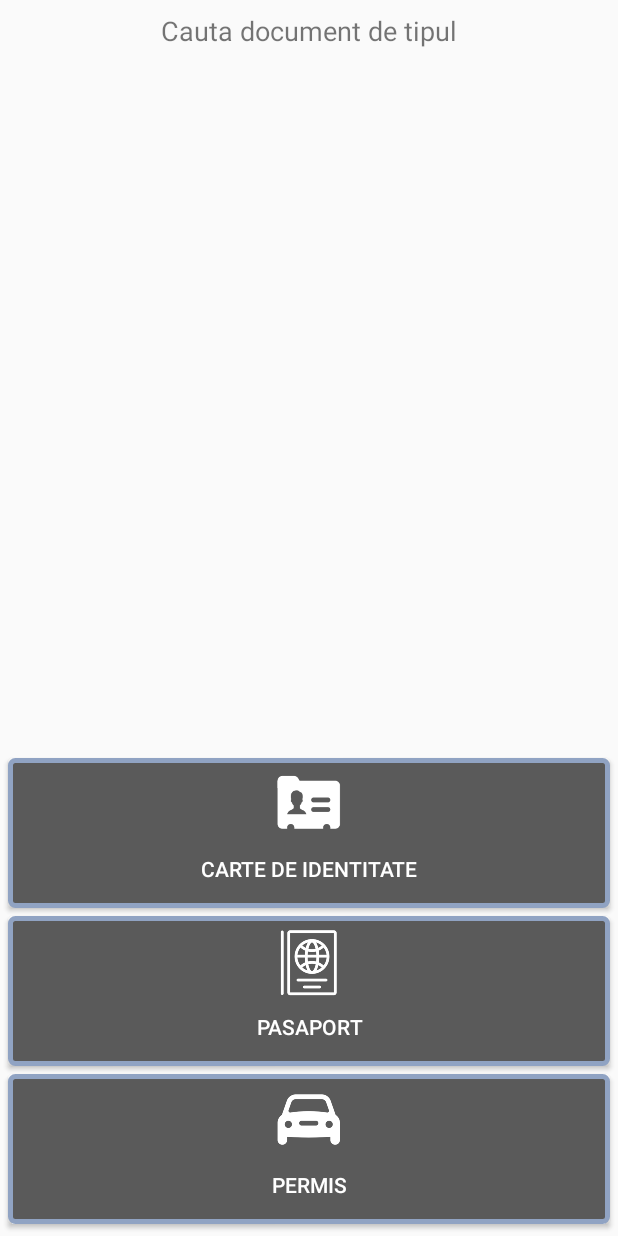
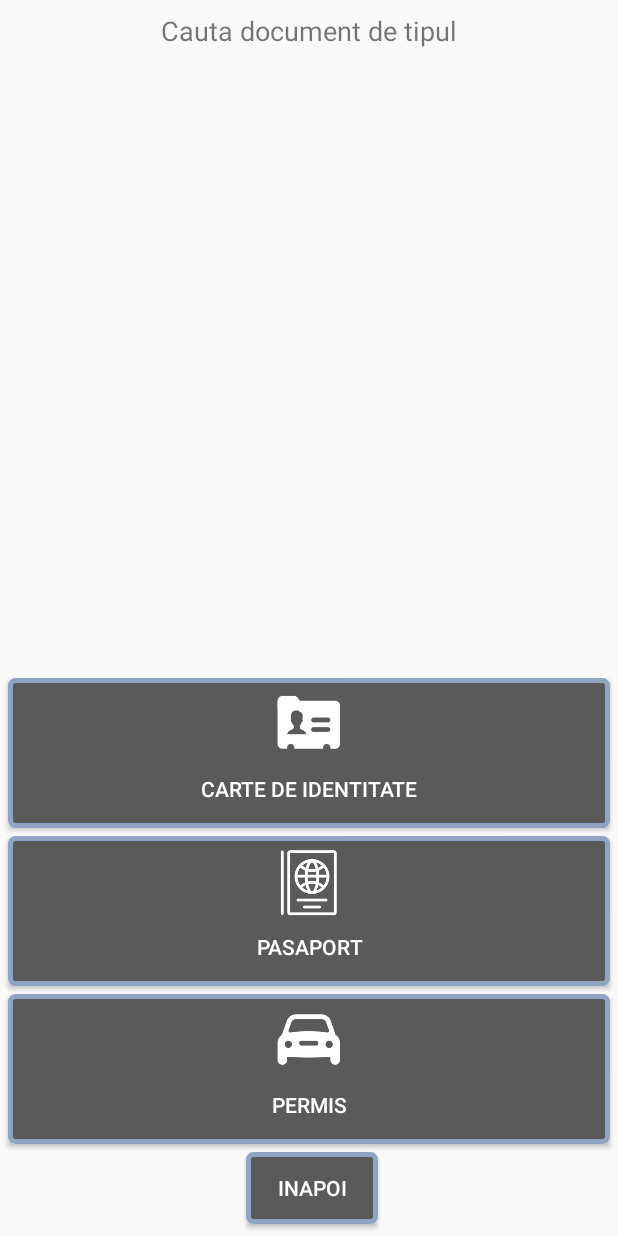
Before and after one commit to ikikaze/EyeD, an Android app: the layout doc_type_selection_dialog.xml on its own in the app's theme, with its tools: preview values and no code run, on a phone screen of 412 x 824 dp. Run offline under Robolectric (Android 15) with nearby library versions, the phone set to English and light mode, and no system bars.

Commit message:
Added back buttons on dialogs

```diff
--- a/app/src/main/res/layout/doc_type_selection_dialog.xml
+++ b/app/src/main/res/layout/doc_type_selection_dialog.xml
@@ -62,6 +62,7 @@
         android:layout_width="match_parent"
         android:layout_height="100dp"
         android:layout_margin="5dp"
+        android:layout_marginBottom="8dp"
         android:layout_marginEnd="8dp"
         android:layout_marginStart="8dp"
         android:layout_marginTop="8dp"
@@ -72,10 +73,29 @@
         android:padding="7dp"
         android:text="@string/strLicense"
         android:textColor="@color/colorEyeD"
-        app:layout_constraintBottom_toBottomOf="parent"
+        app:layout_constraintBottom_toTopOf="@+id/btnDocCancel"
         app:layout_constraintEnd_toEndOf="parent"
         app:layout_constraintStart_toStartOf="parent"
         app:layout_constraintTop_toBottomOf="@+id/textView"
-        app:layout_constraintVertical_bias="0.996" />
+        app:layout_constraintVertical_bias="1.0" />
+
+    <Button
+        android:id="@+id/btnDocCancel"
+        android:layout_width="wrap_content"
+        android:layout_height="wrap_content"
+        android:layout_marginBottom="8dp"
+        android:layout_marginEnd="8dp"
+        android:layout_marginStart="8dp"
+        android:layout_marginTop="8dp"
+        android:background="@drawable/button_bg"
+        android:onClick="searchDocSelected"
+        android:text="@string/cancel"
+        android:textColor="@color/colorEyeD"
+        app:layout_constraintBottom_toBottomOf="parent"
+        app:layout_constraintEnd_toEndOf="parent"
+        app:layout_constraintHorizontal_bias="0.506"
+        app:layout_constraintStart_toStartOf="parent"
+        app:layout_constraintTop_toTopOf="@+id/textView"
+        app:layout_constraintVertical_bias="1.0" />
 
 </android.support.constraint.ConstraintLayout>
```
Also changed, not shown: app/src/main/java/ro/lockdowncode/eyedread/MainActivity.java (+9 -1 lines), app/src/main/res/layout/connection_details_dialog.xml (+7 -1 lines).
